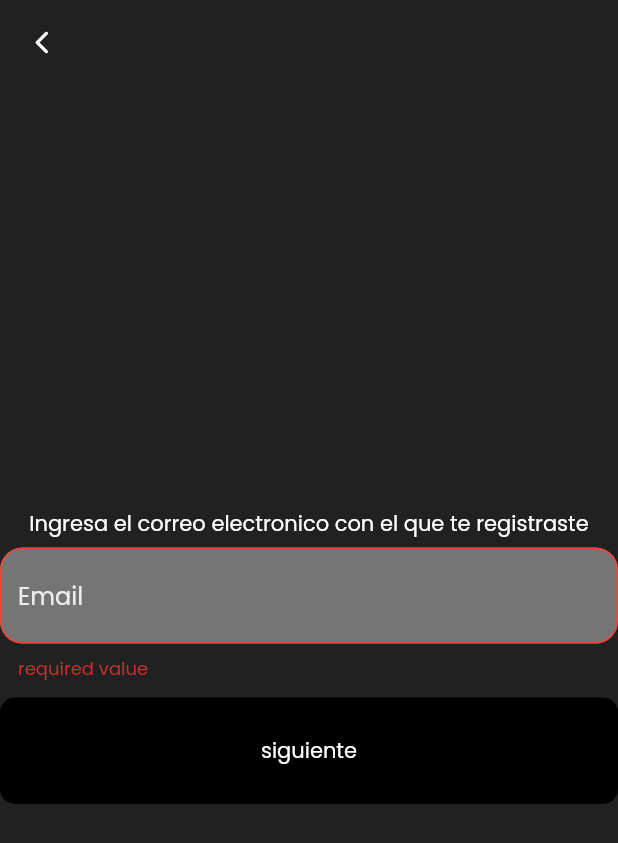
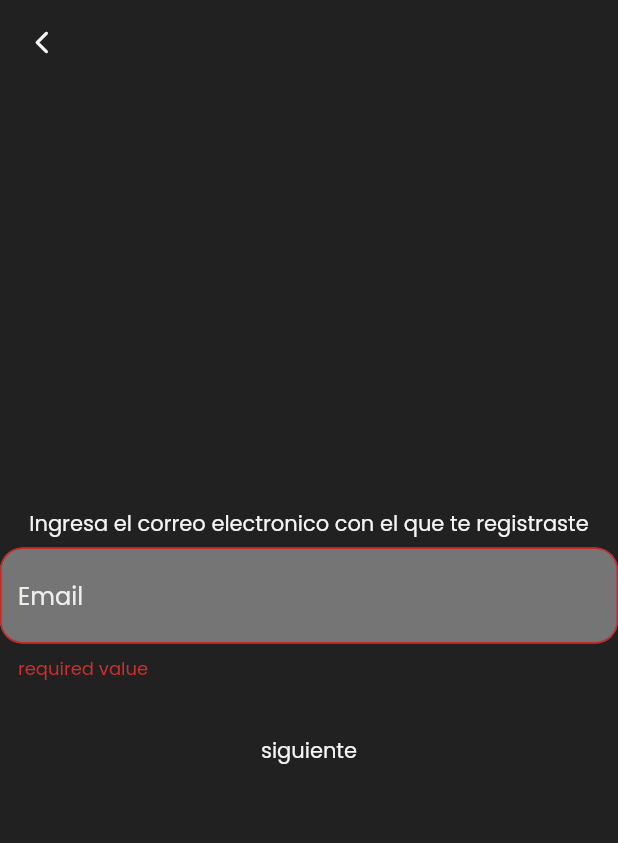
Before and after one commit to Victhor1/andrea_project_mobile, a Flutter app: the screen it shows after launch, after a tap on "Olvidaste tu contraseña?", on a phone screen of 412 x 824 dp. Shown: the top 843 px of the screen. Run offline on Flutter 3.47's test engine with Material 2 defaults, Android fonts, the phone set to English and light mode, and no system bars; our stand-ins replace get, google_fonts.

Commit message:
add custom colors

```diff
--- a/lib/screens/auth/components/forgot_password_first_state_component.dart
+++ b/lib/screens/auth/components/forgot_password_first_state_component.dart
@@ -1,5 +1,6 @@
 import 'package:andrea_project_mobile/controllers/auth_controller.dart';
 import 'package:andrea_project_mobile/models/regex_validator_model.dart';
+import 'package:andrea_project_mobile/theme/app_theme.dart';
 import 'package:andrea_project_mobile/utils/messages_utils.dart';
 import 'package:andrea_project_mobile/utils/regex_utils.dart';
 import 'package:andrea_project_mobile/widgets/custom_button.dart';
@@ -16,10 +17,10 @@ class ForgotPasswordFirstStateComponent extends GetView<AuthController> {
       mainAxisAlignment: MainAxisAlignment.center,
       crossAxisAlignment: CrossAxisAlignment.center,
       children: [
-        const Text(
+        Text(
           'Ingresa el correo electronico con el que te registraste',
           style: TextStyle(
-            color: Colors.white,
+            color: AppTheme.white,
           ),
         ),
         Form(
@@ -42,10 +43,10 @@ class ForgotPasswordFirstStateComponent extends GetView<AuthController> {
           ),
         ),
         customButton(
-          content: const Text(
+          content: Text(
             'siguiente',
             style: TextStyle(
-              color: Colors.white,
+              color: AppTheme.white,
             ),
           ),
           function: () => controller.forgotPasswordState.value = 2,
--- a/lib/screens/auth/components/login_form_component.dart
+++ b/lib/screens/auth/components/login_form_component.dart
@@ -1,5 +1,6 @@
 import 'package:andrea_project_mobile/controllers/auth_controller.dart';
 import 'package:andrea_project_mobile/models/regex_validator_model.dart';
+import 'package:andrea_project_mobile/theme/app_theme.dart';
 import 'package:andrea_project_mobile/utils/messages_utils.dart';
 import 'package:andrea_project_mobile/utils/regex_utils.dart';
 import 'package:andrea_project_mobile/widgets/custom_icon_button.dart';
@@ -108,7 +109,9 @@ class LoginFormComponent extends GetView<AuthController> {
                       },
                       child: Text(
                         'Olvidaste tu contraseña?',
-                        style: TextStyle(color: Colors.grey[100]),
+                        style: TextStyle(
+                          color: AppTheme.white,
+                        ),
                       ),
                     ),
                   ),
--- a/lib/screens/auth/forgot_password_screen.dart
+++ b/lib/screens/auth/forgot_password_screen.dart
@@ -1,5 +1,6 @@
 import 'package:andrea_project_mobile/controllers/auth_controller.dart';
 import 'package:andrea_project_mobile/screens/auth/components/forgot_password_first_state_component.dart';
+import 'package:andrea_project_mobile/theme/app_theme.dart';
 import 'package:andrea_project_mobile/widgets/custom_app_bar.dart';
 import 'package:flutter/material.dart';
 import 'package:get/get.dart';
@@ -13,7 +14,7 @@ class ForgotPasswordScreen extends GetView<AuthController> {
       appBar: customAppBar(
         backAction: () => controller.resetForgotPasswordValues(),
       ),
-      backgroundColor: Colors.grey[900],
+      backgroundColor: AppTheme.black,
       body: SafeArea(
         child: Center(
           child: Obx(
--- a/lib/screens/auth/login_screen.dart
+++ b/lib/screens/auth/login_screen.dart
@@ -1,5 +1,6 @@
 import 'package:andrea_project_mobile/controllers/auth_controller.dart';
 import 'package:andrea_project_mobile/screens/auth/components/login_form_component.dart';
+import 'package:andrea_project_mobile/theme/app_theme.dart';
 import 'package:andrea_project_mobile/widgets/custom_button.dart';
 import 'package:flutter/material.dart';
 import 'package:get/get.dart';
@@ -10,7 +11,7 @@ class LoginScreen extends GetView<AuthController> {
   @override
   Widget build(BuildContext context) {
     return Scaffold(
-      backgroundColor: Colors.grey[900],
+      backgroundColor: AppTheme.black,
       body: Center(
         child: SingleChildScrollView(
           child: Padding(
@@ -23,7 +24,7 @@ class LoginScreen extends GetView<AuthController> {
                   margin: const EdgeInsets.symmetric(vertical: 5),
                   child: Icon(
                     Icons.lock,
-                    color: Colors.grey[100],
+                    color: AppTheme.white,
                     size: 100,
                   ),
                 ),
@@ -35,7 +36,7 @@ class LoginScreen extends GetView<AuthController> {
                           ? '¡Hola de nuevo!'
                           : 'Registra una cuenta',
                       style: TextStyle(
-                        color: Colors.grey[100],
+                        color: AppTheme.white,
                         fontSize: 20,
                       ),
                     ),
@@ -45,14 +46,12 @@ class LoginScreen extends GetView<AuthController> {
                 Obx(
                   () => customButton(
                     function: () {
-                      if (controller.authFormKey.currentState!.validate()) {
-                        int ss = 1;
-                      }
+                      if (controller.authFormKey.currentState!.validate()) {}
                     },
                     content: Text(
                       !controller.isRegister.value ? 'INGRESAR' : 'REGISTRAR',
                       style: TextStyle(
-                        color: Colors.grey[100],
+                        color: AppTheme.white,
                         fontWeight: FontWeight.bold,
                       ),
                     ),
@@ -70,7 +69,7 @@ class LoginScreen extends GetView<AuthController> {
                               ? 'No tienes una cuenta? '
                               : 'Ya tienes una cuenta? ',
                           style: TextStyle(
-                            color: Colors.grey[300],
+                            color: AppTheme.mediumGrey,
                           ),
                         ),
                         GestureDetector(
@@ -85,7 +84,7 @@ class LoginScreen extends GetView<AuthController> {
                                 ? 'Registrate'
                                 : 'Ingresa',
                             style: TextStyle(
-                              color: Colors.grey[100],
+                              color: AppTheme.white,
                               fontWeight: FontWeight.bold,
                             ),
                           ),
--- a/lib/theme/app_theme.dart
+++ b/lib/theme/app_theme.dart
@@ -0,0 +1,17 @@
+import 'package:flutter/material.dart';
+
+class AppTheme {
+  //APP COLORS
+  static Color primariColor = Colors.pink[400] as Color;
+  static Color secondaryColor = Colors.pink[700] as Color;
+
+  static Color transparent = Colors.transparent;
+  static Color white = ligthGrey;
+  static Color black = Colors.grey[900] as Color;
+
+  static Color ligthGrey = Colors.grey[100] as Color;
+  static Color mediumGrey = Colors.grey[400] as Color;
+  static Color hardGrey = Colors.grey[800] as Color;
+
+  static Color hardRed = Colors.red[800] as Color;
+}
--- a/lib/widgets/custom_app_bar.dart
+++ b/lib/widgets/custom_app_bar.dart
@@ -1,3 +1,4 @@
+import 'package:andrea_project_mobile/theme/app_theme.dart';
 import 'package:flutter/material.dart';
 import 'package:get/get.dart';
 
@@ -6,7 +7,7 @@ AppBar customAppBar({
   String title = '',
 }) =>
     AppBar(
-      backgroundColor: Colors.transparent,
+      backgroundColor: AppTheme.transparent,
       title: Text(
         title,
         style: const TextStyle(
@@ -19,9 +20,10 @@ AppBar customAppBar({
           if (backAction != null) backAction();
           Get.back();
         },
-        child: const Icon(
+        child: Icon(
           Icons.arrow_back_ios_new_rounded,
           size: 18,
+          color: AppTheme.white,
         ),
       ),
     );
--- a/lib/widgets/custom_button.dart
+++ b/lib/widgets/custom_button.dart
@@ -1,3 +1,4 @@
+import 'package:andrea_project_mobile/theme/app_theme.dart';
 import 'package:flutter/material.dart';
 
 Container customButton({
@@ -13,12 +14,12 @@ Container customButton({
       ),
       child: Material(
         borderRadius: BorderRadius.circular(10),
-        color: Colors.black,
+        color: AppTheme.black,
         child: InkWell(
           borderRadius: BorderRadius.circular(10),
           onTap: () => function(),
-          highlightColor: Colors.purple[900],
-          splashColor: Colors.purple[700],
+          highlightColor: AppTheme.primariColor,
+          splashColor: AppTheme.secondaryColor,
           child: Container(
             width: double.infinity,
             padding: const EdgeInsets.symmetric(
--- a/lib/widgets/custom_icon_button.dart
+++ b/lib/widgets/custom_icon_button.dart
@@ -1,3 +1,4 @@
+import 'package:andrea_project_mobile/theme/app_theme.dart';
 import 'package:flutter/material.dart';
 
 IconButton customIconButton({
@@ -5,7 +6,7 @@ IconButton customIconButton({
   required IconData icon,
 }) =>
     IconButton(
-      color: Colors.grey[200],
+      color: AppTheme.white,
       onPressed: () => onPressed(),
       icon: Icon(icon),
     );
--- a/lib/widgets/custom_text_form_field.dart
+++ b/lib/widgets/custom_text_form_field.dart
@@ -1,4 +1,5 @@
 import 'package:andrea_project_mobile/models/regex_validator_model.dart';
+import 'package:andrea_project_mobile/theme/app_theme.dart';
 import 'package:flutter/material.dart';
 import 'package:get/get.dart';
 
@@ -64,12 +65,12 @@ Container customTextFormField({
             borderRadius: BorderRadius.circular(borderRadius),
           ),
           errorBorder: OutlineInputBorder(
-            borderSide: const BorderSide(
-              color: Colors.red,
+            borderSide: BorderSide(
+              color: AppTheme.hardRed,
             ),
             borderRadius: BorderRadius.circular(borderRadius),
           ),
-          focusColor: Colors.red,
+          focusColor: AppTheme.hardRed,
           filled: isFilled,
           fillColor: hintColor ?? Colors.grey[600],
           hintText: hintText,
```
